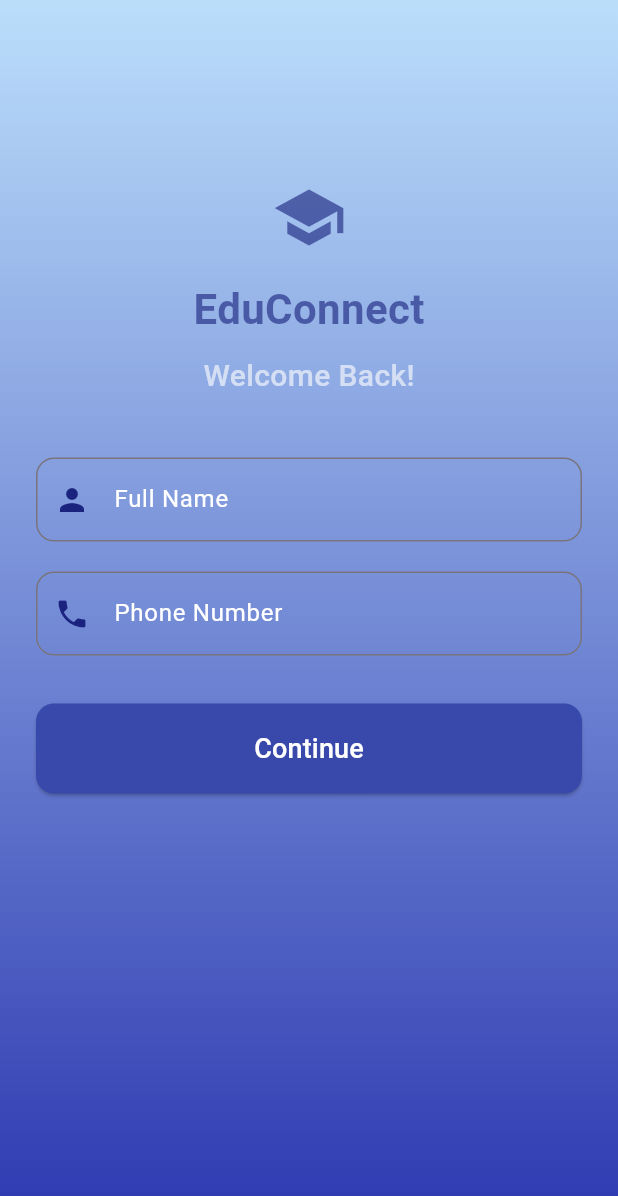
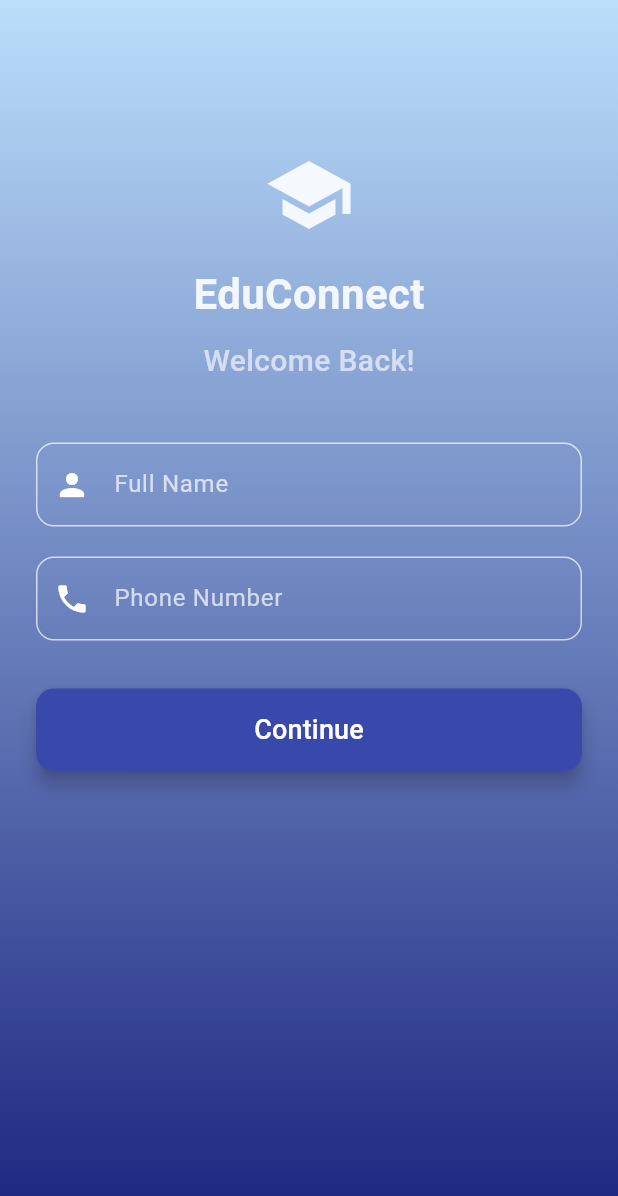
Before and after one commit to SiddhiGandhi20/Course_App, a Flutter app: the screen it shows after launch, after a tap on "Login as Teacher", on a phone screen of 412 x 824 dp. Shown: the top 1196 px of the screen. Run offline on Flutter 3.47's test engine with Material 3 defaults, Android fonts, the phone set to English and light mode, and no system bars; our stand-ins replace chewie, file_picker, flutter_animate, image_picker, open_file, permission_handler and 2 more.

Commit message:
fourth commit

```diff
--- a/lib/main.dart
+++ b/lib/main.dart
@@ -1,36 +1,86 @@
 import 'package:flutter/material.dart';
-import 'package:provider/provider.dart'; // Import Provider
+import 'package:provider/provider.dart';
+import 'package:shared_preferences/shared_preferences.dart';
+
 import 'providers/course_provider.dart';
 import 'providers/goal_provider.dart';
-// Import CourseProvider
-// import 'screens/signup_screen.dart'; // Import SignUpScreen
 import 'screens/splash_screen.dart';
-void main() {
-  runApp(
-    MultiProvider(
-      providers: [
-        ChangeNotifierProvider(create: (context) => CourseProvider()),
-        ChangeNotifierProvider(create: (_) => GoalProvider()), // ✅ Add GoalProvider
- // ✅ Provide CourseProvider globally
-      ],
-      child: const MyApp(),
-    ),
-  );
+import 'screens/login_screen.dart';
+import 'screens/teacher_dashboard_screen.dart';
+import 'screens/class_selection_page.dart';
+import 'screens/parents_dashboard_screen.dart';
+
+void main() async {
+  WidgetsFlutterBinding.ensureInitialized();
+  runApp(const MyApp());
 }
 
-class MyApp extends StatelessWidget {
+class MyApp extends StatefulWidget {
   const MyApp({super.key});
 
   @override
+  _MyAppState createState() => _MyAppState();
+}
+
+class _MyAppState extends State<MyApp> {
+  late Future<Widget> _initialScreenFuture;
+
+  @override
+  void initState() {
+    super.initState();
+    _initialScreenFuture = _checkLoginStatus();
+  }
+
+  Future<Widget> _checkLoginStatus() async {
+    final SharedPreferences prefs = await SharedPreferences.getInstance();
+    final bool isLoggedIn = prefs.getBool("is_logged_in") ?? false;
+    final String? role = prefs.getString("role");
+
+    if (isLoggedIn && role != null) {
+      switch (role) {
+        case "Teacher":
+          return TeacherDashboard();
+        case "Student":
+          return ClassSelectionPage();
+        case "Parent":
+          return ParentsDashboardScreen();
+        default:
+          return SplashScreen();
+      }
+    } else {
+      return SplashScreen();
+    }
+  }
+
+  @override
   Widget build(BuildContext context) {
-    return MaterialApp(
-      debugShowCheckedModeBanner: false,
-      title: 'EduConnect',
-      theme: ThemeData(
-        primarySwatch: Colors.blue,
-        fontFamily: 'Roboto',
+    return MultiProvider(
+      providers: [
+        ChangeNotifierProvider(create: (context) => CourseProvider()),
+        ChangeNotifierProvider(create: (_) => GoalProvider()),
+      ],
+      child: MaterialApp(
+        debugShowCheckedModeBanner: false,
+        title: 'EduConnect',
+        theme: ThemeData(
+          primarySwatch: Colors.blue,
+          fontFamily: 'Roboto',
+        ),
+        home: FutureBuilder<Widget>(
+          future: _initialScreenFuture,
+          builder: (context, snapshot) {
+            if (snapshot.connectionState == ConnectionState.waiting) {
+              return const Scaffold(
+                body: Center(child: CircularProgressIndicator()),
+              );
+            } else if (snapshot.hasData) {
+              return snapshot.data!;
+            } else {
+              return SplashScreen();
+            }
+          },
+        ),
       ),
-      home: SplashScreen(), // ✅ Ensure SignUpScreen has access to the provider
     );
   }
 }
--- a/lib/screens/add_batches_screen.dart
+++ b/lib/screens/add_batches_screen.dart
@@ -59,7 +59,7 @@ class _AddBatchesScreenState extends State<AddBatchesScreen> {
         timing: '9:00 AM to 11:00 AM',  // Placeholder for the timing
         date: startDate,  // Using the startDate for batch date
         category: category,
-        price: price.toString(),  // Converting the price to a string
+        price: price.toString(), duration: '',  // Converting the price to a string
       );
 
       // Add batch and return to the previous screen
--- a/lib/screens/batches_screen.dart
+++ b/lib/screens/batches_screen.dart
@@ -14,9 +14,9 @@ class BatchesScreen extends StatefulWidget {
 
 class _BatchesScreenState extends State<BatchesScreen> {
   List<Batch> batches = [
-    Batch(title: "Math Batch 1", category: "5th Class", instructor: "Instructor A", timing: "9:00 AM - 11:00 AM", date: "2025-02-18", price: "500"),
-    Batch(title: "Science Batch 1", category: "6th Class", instructor: "Instructor B", timing: "11:00 AM - 1:00 PM", date: "2025-02-19", price: "600"),
-    Batch(title: "History Batch 1", category: "7th Class", instructor: "Instructor C", timing: "2:00 PM - 4:00 PM", date: "2025-02-20", price: "550"),
+    Batch(title: "Math Batch 1", category: "5th Class", instructor: "Instructor A", timing: "9:00 AM - 11:00 AM", date: "2025-02-18", price: "500", duration: ''),
+    Batch(title: "Science Batch 1", category: "6th Class", instructor: "Instructor B", timing: "11:00 AM - 1:00 PM", date: "2025-02-19", price: "600", duration: ''),
+    Batch(title: "History Batch 1", category: "7th Class", instructor: "Instructor C", timing: "2:00 PM - 4:00 PM", date: "2025-02-20", price: "550", duration: ''),
     // Add more batches as necessary
   ];
 
--- a/lib/screens/login_screen.dart
+++ b/lib/screens/login_screen.dart
@@ -1,12 +1,13 @@
 import 'dart:convert';
 import 'package:flutter/material.dart';
+import 'package:shared_preferences/shared_preferences.dart';
 import 'package:http/http.dart' as http;
 import '../screens/class_selection_page.dart';
 import '../screens/teacher_dashboard_screen.dart';
 import '../screens/parents_dashboard_screen.dart';
 
 class LoginScreen extends StatefulWidget {
-  final String role; // Role should be "Teacher", "Student", or "Parent"
+  final String role;
 
   const LoginScreen({super.key, required this.role});
 
@@ -28,7 +29,7 @@ class _LoginScreenState extends State<LoginScreen>
   void initState() {
     super.initState();
     _controller = AnimationController(
-      duration: const Duration(milliseconds: 2500),
+      duration: const Duration(milliseconds: 1500),
       vsync: this,
     );
 
@@ -52,12 +53,12 @@ class _LoginScreenState extends State<LoginScreen>
 
     setState(() => _isLoading = true);
 
-    final String apiUrl = 'http://127.0.0.1:5000/api/register'; // Use correct server IP if testing on a physical device
+    final String apiUrl = 'http://192.168.29.33:5000/api/register';
 
     final Map<String, dynamic> requestData = {
       "full_name": _nameController.text.trim(),
       "mobile_number": _phoneController.text.trim(),
-      "role": widget.role // Correct role format
+      "role": widget.role
     };
 
     try {
@@ -68,7 +69,12 @@ class _LoginScreenState extends State<LoginScreen>
       );
 
       if (response.statusCode == 201) {
-        // Navigate to the correct screen based on role
+        final SharedPreferences prefs = await SharedPreferences.getInstance();
+        await prefs.setString("full_name", _nameController.text.trim());
+        await prefs.setString("mobile_number", _phoneController.text.trim());
+        await prefs.setString("role", widget.role);
+        await prefs.setBool("is_logged_in", true);
+
         Widget nextScreen;
         if (widget.role == "Teacher") {
           nextScreen = TeacherDashboard();
@@ -84,10 +90,10 @@ class _LoginScreenState extends State<LoginScreen>
         );
       } else {
         final Map<String, dynamic> responseBody = jsonDecode(response.body);
-        _showErrorDialog(responseBody["error"] ?? "Registration failed");
+        _showErrorDialog(responseBody["error"] ?? "Login failed. Please try again.");
       }
     } catch (error) {
-      _showErrorDialog("Failed to connect to server. Please try again.");
+      _showErrorDialog("Failed to connect to server. Please check your network.");
     } finally {
       setState(() => _isLoading = false);
     }
@@ -97,7 +103,7 @@ class _LoginScreenState extends State<LoginScreen>
     showDialog(
       context: context,
       builder: (context) => AlertDialog(
-        title: Text("Error"),
+        title: Text("Error", style: TextStyle(color: Colors.red)),
         content: Text(message),
         actions: [
           TextButton(
@@ -116,7 +122,7 @@ class _LoginScreenState extends State<LoginScreen>
         child: Container(
           decoration: BoxDecoration(
             gradient: LinearGradient(
-              colors: [Color(0xFFBBDEFB), Color.fromARGB(255, 44, 55, 176)],
+              colors: [Color(0xFFBBDEFB), Color(0xFF1A237E)],
               begin: Alignment.topCenter,
               end: Alignment.bottomCenter,
             ),
@@ -130,19 +136,19 @@ class _LoginScreenState extends State<LoginScreen>
                   child: Column(
                     crossAxisAlignment: CrossAxisAlignment.center,
                     children: [
-                      SizedBox(height: 120),
+                      SizedBox(height: 100),
                       FadeTransition(
                         opacity: _fadeAnimation,
                         child: Column(
                           children: [
-                            Icon(Icons.school, size: 50, color: Color(0xFF1A237E)),
+                            Icon(Icons.school, size: 60, color: Colors.white),
                             SizedBox(height: 16),
                             Text(
                               'EduConnect',
                               style: TextStyle(
                                 fontSize: 28,
                                 fontWeight: FontWeight.bold,
-                                color: Color(0xFF1A237E),
+                                color: Colors.white,
                               ),
                             ),
                             SizedBox(height: 10),
@@ -151,7 +157,7 @@ class _LoginScreenState extends State<LoginScreen>
                               style: TextStyle(
                                 fontSize: 20,
                                 fontWeight: FontWeight.w500,
-                                color: Colors.white,
+                                color: Colors.white70,
                               ),
                             ),
                           ],
@@ -162,6 +168,12 @@ class _LoginScreenState extends State<LoginScreen>
                         controller: _nameController,
                         label: 'Full Name',
                         icon: Icons.person,
+                        validator: (value) {
+                          if (value == null || value.isEmpty) {
+                            return "Please enter your full name";
+                          }
+                          return null;
+                        },
                       ),
                       SizedBox(height: 20),
                       _buildAnimatedTextField(
@@ -169,6 +181,14 @@ class _LoginScreenState extends State<LoginScreen>
                         label: 'Phone Number',
                         icon: Icons.phone,
                         keyboardType: TextInputType.phone,
+                        validator: (value) {
+                          if (value == null || value.isEmpty) {
+                            return "Please enter your phone number";
+                          } else if (!RegExp(r"^\d{10}$").hasMatch(value)) {
+                            return "Enter a valid 10-digit number";
+                          }
+                          return null;
+                        },
                       ),
                       SizedBox(height: 32),
                       _isLoading
@@ -188,7 +208,7 @@ class _LoginScreenState extends State<LoginScreen>
   Widget _buildContinueButton() {
     return SizedBox(
       width: double.infinity,
-      height: 60,
+      height: 55,
       child: ElevatedButton(
         onPressed: _handleLogin,
         style: ElevatedButton.styleFrom(
@@ -196,6 +216,7 @@ class _LoginScreenState extends State<LoginScreen>
           shape: RoundedRectangleBorder(
             borderRadius: BorderRadius.circular(12),
           ),
+          elevation: 5,
         ),
         child: Text(
           'Continue',
@@ -210,17 +231,27 @@ class _LoginScreenState extends State<LoginScreen>
     required String label,
     required IconData icon,
     TextInputType keyboardType = TextInputType.text,
+    String? Function(String?)? validator,
   }) {
     return TextFormField(
       controller: controller,
       keyboardType: keyboardType,
+      validator: validator,
       decoration: InputDecoration(
         labelText: label,
-        labelStyle: TextStyle(color: Colors.white),
-        prefixIcon: Icon(icon, color: Color(0xFF1A237E)),
+        labelStyle: TextStyle(color: Colors.white70),
+        prefixIcon: Icon(icon, color: Colors.white),
         border: OutlineInputBorder(
           borderRadius: BorderRadius.circular(12),
           borderSide: BorderSide(color: Colors.white),
+        ),
+        focusedBorder: OutlineInputBorder(
+          borderRadius: BorderRadius.circular(12),
+          borderSide: BorderSide(color: Colors.white),
+        ),
+        enabledBorder: OutlineInputBorder(
+          borderRadius: BorderRadius.circular(12),
+          borderSide: BorderSide(color: Colors.white70),
         ),
       ),
       style: TextStyle(color: Colors.white),
--- a/pubspec.yaml
+++ b/pubspec.yaml
@@ -30,6 +30,7 @@ environment:
 dependencies:
   flutter:
     sdk: flutter
+  shared_preferences: ^2.2.2
 
   # The following adds the Cupertino Icons font to your application.
   # Use with the CupertinoIcons class for iOS style icons.
```
Also changed, not shown: lib/models/batch.dart (+5 -3 lines), lib/screens/select_batch_screen.dart (+30 -30 lines), lib/widgets/add_batches_widgets.dart (+4 -39 lines), pubspec.lock, 5 other files.
